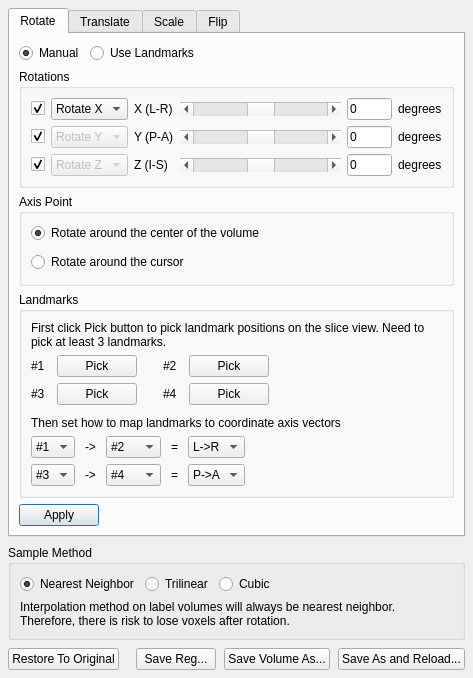
freesurfer/freesurfer, file freeview/DialogTransformVolume.ui: the form before one commit.
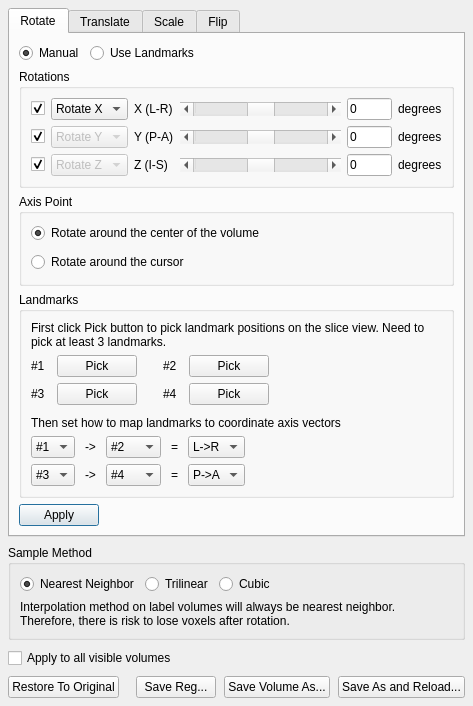
The form after the commit. Custom widgets are drawn as their Qt base class.

What changed in the file:
```diff
--- a/freeview/DialogTransformVolume.ui
+++ b/freeview/DialogTransformVolume.ui
@@ -13,7 +13,7 @@
   <property name="windowTitle">
    <string>Transform Volume</string>
   </property>
-  <layout class="QVBoxLayout" name="verticalLayout_4" stretch="0,0,0">
+  <layout class="QVBoxLayout" name="verticalLayout_4" stretch="0,0,0,0">
    <property name="spacing">
     <number>8</number>
    </property>
@@ -1319,6 +1319,30 @@
      </layout>
     </widget>
    </item>
+   <item>
+    <layout class="QHBoxLayout" name="horizontalLayout_6">
+     <item>
+      <widget class="QCheckBox" name="checkBoxApplyToAll">
+       <property name="text">
+        <string>Apply to all visible volumes</string>
+       </property>
+      </widget>
+     </item>
+     <item>
+      <spacer name="horizontalSpacer_13">
+       <property name="orientation">
+        <enum>Qt::Horizontal</enum>
+       </property>
+       <property name="sizeHint" stdset="0">
+        <size>
+         <width>40</width>
+         <height>20</height>
+        </size>
+       </property>
+      </spacer>
+     </item>
+    </layout>
+   </item>
    <item>
     <layout class="QHBoxLayout" name="horizontalLayout">
      <item>
```
Left out of the diff: 119 changed lines with no effect on the pictures.
